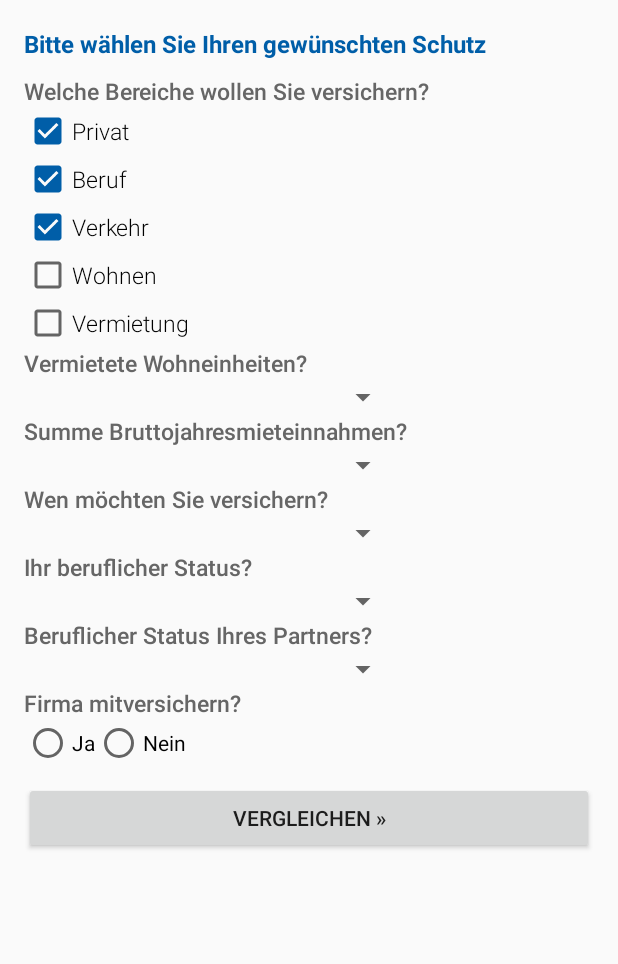
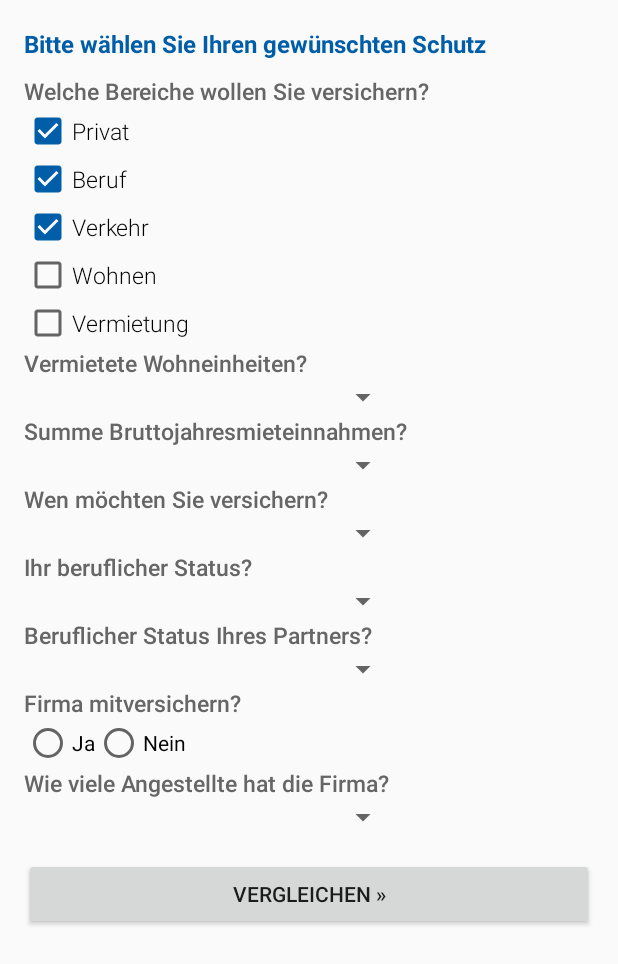
Before and after one commit to liviuignat/rs.android, an Android app: the layout search_activity.xml on its own in the app's theme, with its tools: preview values and no code run, on a phone screen of 412 x 824 dp. Shown: the top 964 px of the screen. Run offline under Robolectric (Android 15) with nearby library versions, the phone set to English and light mode, and no system bars.

```diff
--- a/app/src/main/res/layout/search_activity.xml
+++ b/app/src/main/res/layout/search_activity.xml
@@ -154,13 +154,31 @@
                 android:text="Nein"/>
         </RadioGroup>
 
+        <LinearLayout
+            android:id="@+id/numberOfEmployeesContainer"
+            android:layout_width="match_parent"
+            android:layout_height="wrap_content"
+            android:orientation="vertical">
+
+            <TextView
+                android:layout_width="wrap_content"
+                android:layout_height="wrap_content"
+                style="@style/FormElementLabelTextView"
+                android:text="Wie viele Angestellte hat die Firma?"/>
+            <Spinner
+                android:layout_width="250dp"
+                android:layout_height="wrap_content"
+                style="@style/FormSpinner"
+                android:id="@+id/numberOfEmployeesSpinner"/>
+        </LinearLayout>
+
     </LinearLayout>
 
     <Button
         android:layout_width="match_parent"
         android:layout_height="wrap_content"
         android:id="@+id/searchButton"
-        android:layout_marginTop="10dp"
+        android:layout_marginTop="15dp"
         android:text="vergleichen »"/>
 
 </LinearLayout>
```
Also changed, not shown: app/src/main/java/com/c24/rs/app/screens/search/SearchActivity.java (+42 -2 lines), app/src/main/java/com/c24/rs/app/screens/search/SearchOptionsFactory.java (+10 -1 lines).
